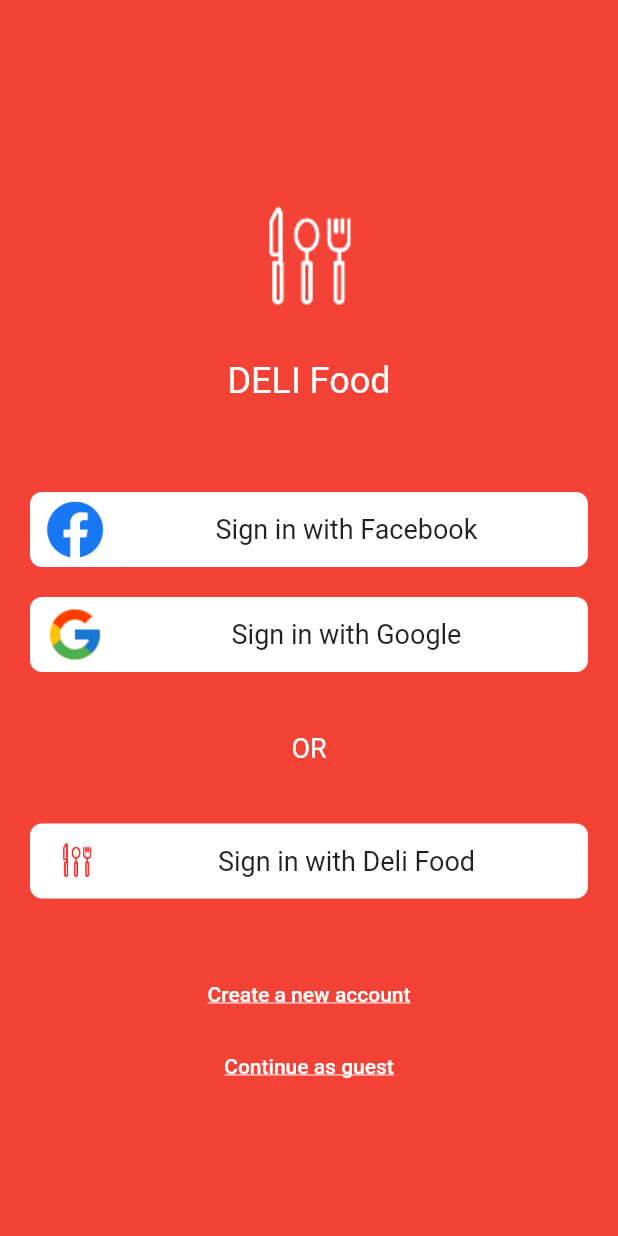
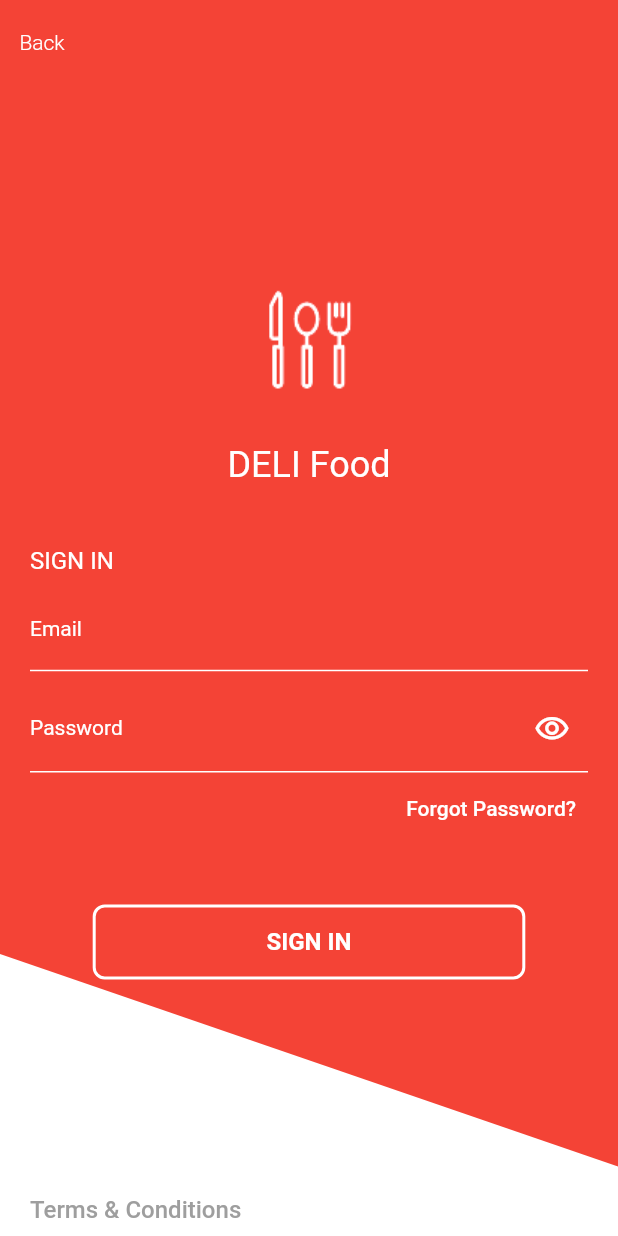
Before and after one commit to Achsuthan/deli_food, a Flutter app: the screen it shows after launch, after a tap on "Sign in with Deli Food", on a phone screen of 412 x 824 dp. Run offline on Flutter 3.47's test engine with Material 2 defaults, Android fonts, the phone set to English and light mode, and no system bars.

Commit message:
Sign In screen added

```diff
--- a/lib/main.dart
+++ b/lib/main.dart
@@ -1,6 +1,7 @@
-import 'package:deli_food/screens/register_screen.dart';
 import 'package:flutter/material.dart';
 
+import './screens/register_screen.dart';
+import './screens/signin_screen.dart';
 import './screens/landing_screen.dart';
 
 void main() {
@@ -28,6 +29,7 @@
       routes: {
         LandingScreen.routerName: (_) => LandingScreen(),
         RegisterScreen.routerName: (_) => RegisterScreen(),
+        SignInScreen.routerName: (_) => SignInScreen(),
       },
     );
   }
--- a/lib/screens/register_screen.dart
+++ b/lib/screens/register_screen.dart
@@ -88,7 +88,9 @@
                   ),
                   Container(
                     alignment: Alignment.center,
-                    child: DeliBorderButton(),
+                    child: DeliBorderButton(
+                      title: "REGISTER",
+                    ),
                   ),
                   SizedBox(
                     height: 40,
--- /dev/null
+++ b/lib/screens/signin_screen.dart
@@ -0,0 +1,135 @@
+import 'package:deli_food/widget/angle_backgorund.dart';
+import 'package:deli_food/widget/deli_border_button.dart';
+import 'package:flutter/material.dart';
+
+import '../widget/logo_withtext.dart';
+import '../widget/deli_password_text_field.dart';
+import '../widget/deli_text_field.dart';
+
+class SignInScreen extends StatefulWidget {
+  static String routerName = "/sign_in";
+  const SignInScreen({Key? key}) : super(key: key);
+
+  @override
+  _SignInScreenState createState() => _SignInScreenState();
+}
+
+class _SignInScreenState extends State<SignInScreen> {
+  var isVisible = true;
+
+  void handleShowHidePassword() {
+    setState(() {
+      isVisible = !isVisible;
+    });
+  }
+
+  @override
+  Widget build(BuildContext context) {
+    return Scaffold(
+      backgroundColor: Colors.red,
+      appBar: AppBar(
+        elevation: 0,
+        backgroundColor: Colors.red,
+        leading: TextButton(
+          onPressed: () {
+            Navigator.pop(context);
+          },
+          child: Text(
+            "Back",
+            style: TextStyle(color: Colors.white, fontWeight: FontWeight.w300),
+          ),
+        ),
+      ),
+      body: SingleChildScrollView(
+        child: Container(
+          height: 800,
+          child: Stack(
+            children: [
+              Positioned(
+                bottom: 0,
+                child: Container(
+                  child: CustomPaint(
+                    painter: AngleBackgorund(),
+                    size: Size(MediaQuery.of(context).size.width, 220),
+                  ),
+                ),
+              ),
+              Positioned(
+                bottom: 40,
+                left: 20,
+                child: GestureDetector(
+                  onTap: () {
+                    print("Terms and Condtions");
+                  },
+                  child: Text(
+                    "Terms & Conditions",
+                    style: TextStyle(
+                      color: Colors.grey,
+                      fontSize: 16,
+                      fontWeight: FontWeight.w500,
+                    ),
+                  ),
+                ),
+              ),
+              Container(
+                padding: EdgeInsets.only(left: 20, right: 20),
+                child: Column(
+                  crossAxisAlignment: CrossAxisAlignment.start,
+                  children: [
+                    LogoWithText(),
+                    SizedBox(
+                      height: 40,
+                    ),
+                    Text(
+                      "SIGN IN",
+                      style: TextStyle(
+                        color: Colors.white,
+                        fontWeight: FontWeight.w400,
+                        fontSize: 16,
+                      ),
+                    ),
+                    SizedBox(
+                      height: 10,
+                    ),
+                    DeliTextFiled(
+                      hintLabel: "Email",
+                    ),
+                    SizedBox(
+                      height: 10,
+                    ),
+                    DeliPasswordTextFiled(
+                      isVisible: isVisible,
+                      handleButton: () => handleShowHidePassword(),
+                    ),
+                    Container(
+                      alignment: Alignment.centerRight,
+                      child: TextButton(
+                          onPressed: () {
+                            print("forgot password");
+                          },
+                          child: Text(
+                            "Forgot Password?",
+                            style: TextStyle(
+                              color: Colors.white,
+                            ),
+                          )),
+                    ),
+                    SizedBox(
+                      height: 40,
+                    ),
+                    Container(
+                      alignment: Alignment.center,
+                      child: DeliBorderButton(
+                        title: "SIGN IN",
+                      ),
+                    ),
+                  ],
+                ),
+              ),
+            ],
+          ),
+        ),
+      ),
+    );
+  }
+}
--- /dev/null
+++ b/lib/widget/angle_backgorund.dart
@@ -0,0 +1,28 @@
+import 'package:flutter/material.dart';
+
+class AngleBackgorund extends CustomPainter {
+  @override
+  void paint(Canvas canvas, Size size) {
+    // TODO: implement paint
+    Paint paint_0 = new Paint()
+      ..color = Colors.white
+      ..style = PaintingStyle.fill
+      ..strokeWidth = 1;
+
+    Path path_0 = Path();
+    path_0.moveTo(0, size.height);
+    path_0.lineTo(0, size.height);
+    path_0.lineTo(size.width, size.height);
+    path_0.lineTo(size.width, size.height * 0.644);
+    path_0.lineTo(0, 0);
+    path_0.close();
+
+    canvas.drawPath(path_0, paint_0);
+  }
+
+  @override
+  bool shouldRepaint(covariant CustomPainter oldDelegate) {
+    // TODO: implement shouldRepaint
+    return false;
+  }
+}
--- a/lib/widget/deli_border_button.dart
+++ b/lib/widget/deli_border_button.dart
@@ -1,7 +1,11 @@
 import 'package:flutter/material.dart';
 
 class DeliBorderButton extends StatelessWidget {
-  const DeliBorderButton({Key? key}) : super(key: key);
+  final String title;
+  const DeliBorderButton({
+    required this.title,
+    Key? key,
+  }) : super(key: key);
 
   @override
   Widget build(BuildContext context) {
@@ -11,18 +15,20 @@
       },
       child: Container(
         alignment: Alignment.center,
-        height: 40,
+        height: 50,
         width: MediaQuery.of(context).size.width * 0.7,
         decoration: BoxDecoration(
           border: Border.all(
             color: Colors.white,
             width: 2,
           ),
+          borderRadius: BorderRadius.circular(8),
         ),
         child: Text(
-          "REGISTER",
+          title,
           style: TextStyle(
             color: Colors.white,
+            fontWeight: FontWeight.bold,
             fontSize: 16,
           ),
         ),
--- a/lib/widget/login_button.dart
+++ b/lib/widget/login_button.dart
@@ -1,19 +1,23 @@
-import 'package:deli_food/data/enum/landing_button.dart';
 import 'package:flutter/material.dart';
+
+import '../data/enum/landing_button.dart';
+import '../screens/signin_screen.dart';
 
 class LoginBUtton extends StatelessWidget {
   final LandingButtonType buttonType;
 
   const LoginBUtton({required this.buttonType, Key? key}) : super(key: key);
 
-  loginButtonPressed() {
-    print("User pressed $buttonType");
+  loginButtonPressed(BuildContext ctx) {
+    if (buttonType == LandingButtonType.DELIFOOD) {
+      Navigator.pushNamed(ctx, SignInScreen.routerName);
+    }
   }
 
   @override
   Widget build(BuildContext context) {
     return GestureDetector(
-      onTap: loginButtonPressed,
+      onTap: () => loginButtonPressed(context),
       child: Padding(
         padding: EdgeInsets.only(left: 20, right: 20),
         child: Container(
```
